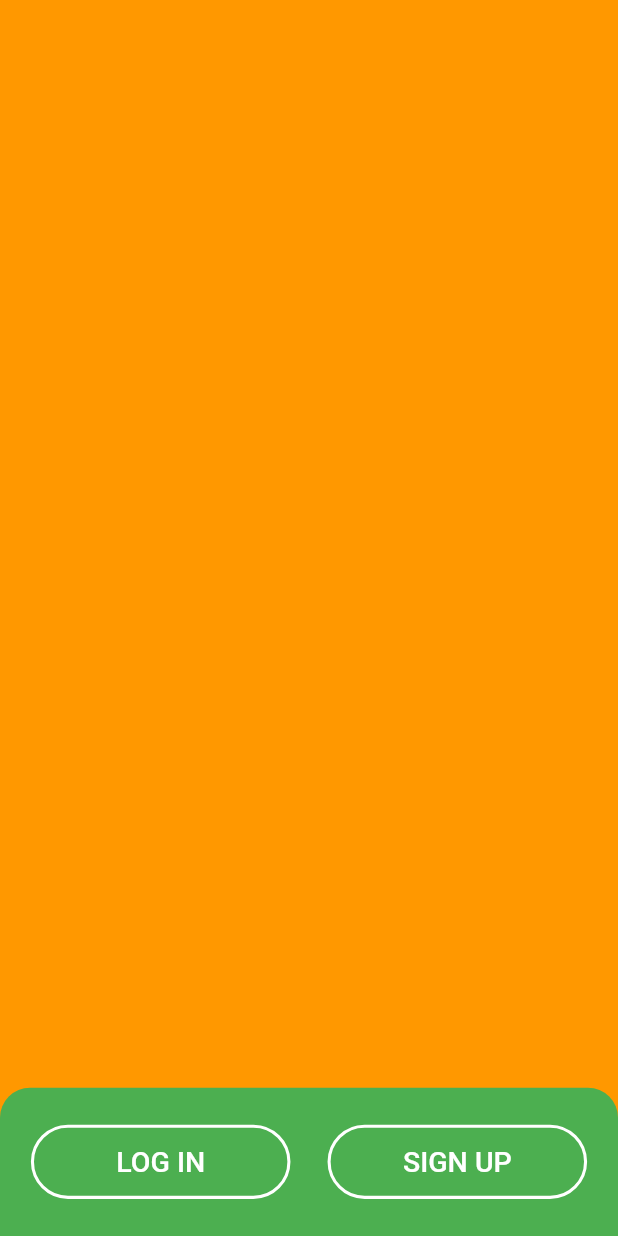
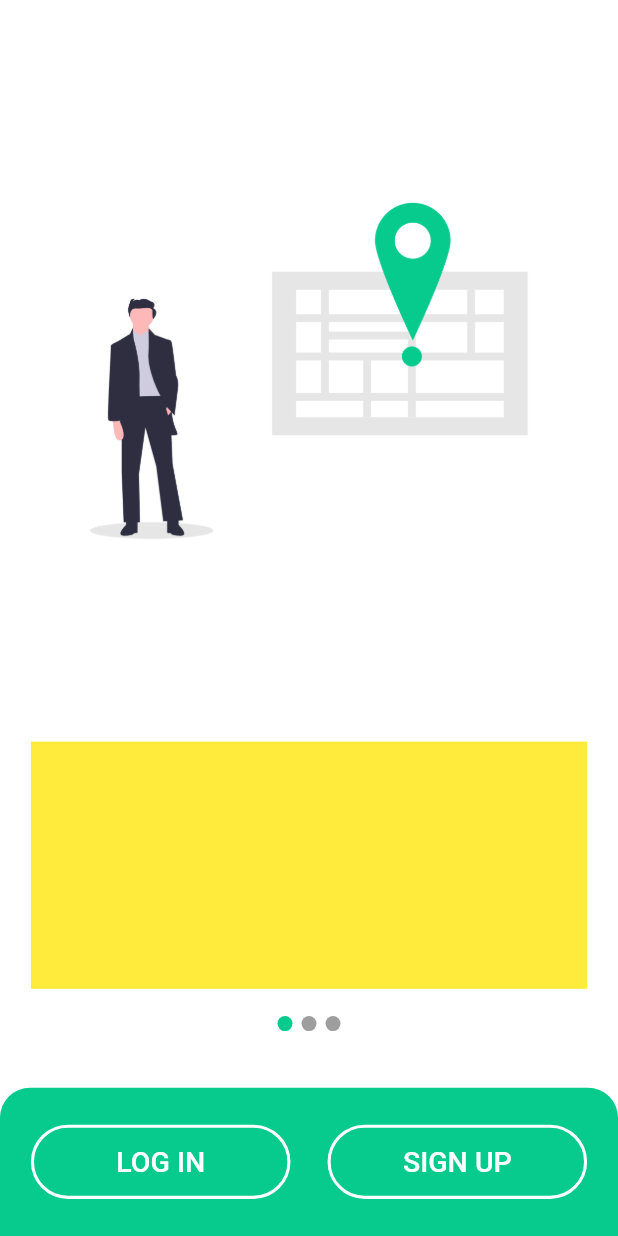
Before and after one commit to vitaprojects/Mobile-App, a Flutter app: the screen it shows after launch, on a phone screen of 412 x 824 dp. Run offline on Flutter 3.47's test engine with Material 2 defaults, Android fonts, the phone set to English and light mode, and no system bars; drawn by our look-alikes of auto_size_text; our stand-ins replace flutter_swiper.

Commit message:
Welcome page completed

```diff
--- /dev/null
+++ b/lib/customWidgets/WelcomeScreenButtons.dart
@@ -0,0 +1,109 @@
+import 'package:auto_size_text/auto_size_text.dart';
+import 'package:flutter/material.dart';
+
+import '../globals.dart';
+
+class WelcomeScreensButtons extends StatelessWidget {
+  const WelcomeScreensButtons({Key key}) : super(key: key);
+
+  @override
+  Widget build(BuildContext context) {
+    final double blockHeight = Globals.blockHeight;
+    final double blockWidth = Globals.blockWidth;
+
+    if (Globals.blockHeight != null && Globals.blockWidth != null) {
+      return Container(
+        height: blockHeight * 12,
+        decoration: BoxDecoration(
+          color: Globals.mainColor,
+          borderRadius: BorderRadius.only(
+            topLeft: Radius.circular(
+              20,
+            ),
+            topRight: Radius.circular(
+              20,
+            ),
+          ),
+        ),
+        alignment: Alignment.center,
+        child: Container(
+          height: blockHeight * 6,
+          // color: Colors.blue,
+          margin: EdgeInsets.symmetric(
+            horizontal: blockWidth * 5,
+          ),
+          alignment: Alignment.center,
+          child: Row(
+            children: [
+              Expanded(
+                child: OutlineButton(
+                  highlightedBorderColor: Colors.green,
+                  borderSide:
+                      BorderSide(color: Colors.white, width: blockWidth / 2),
+                  shape: new RoundedRectangleBorder(
+                      borderRadius: new BorderRadius.circular(30.0)),
+                  padding: EdgeInsets.all(
+                    0,
+                  ),
+                  onPressed: () {},
+                  child: Container(
+                    // color: Colors.yellow,
+                    alignment: Alignment.center,
+                    child: Container(
+                      height: blockHeight * 3,
+                      // color: Colors.amberAccent,
+                      alignment: Alignment.center,
+                      child: AutoSizeText(
+                        "Log in".toUpperCase(),
+                        style: TextStyle(
+                          fontSize: 19,
+                          color: Colors.white,
+                        ),
+                        minFontSize: 14,
+                      ),
+                    ),
+                  ),
+                ),
+              ),
+              SizedBox(
+                width: blockWidth * 6,
+              ),
+              Expanded(
+                child: OutlineButton(
+                  highlightedBorderColor: Colors.green,
+                  borderSide:
+                      BorderSide(color: Colors.white, width: blockWidth / 2),
+                  shape: new RoundedRectangleBorder(
+                      borderRadius: new BorderRadius.circular(30.0)),
+                  padding: EdgeInsets.all(
+                    0,
+                  ),
+                  onPressed: () {},
+                  child: Container(
+                    // color: Colors.yellow,
+                    alignment: Alignment.center,
+                    child: Container(
+                      height: blockHeight * 3,
+                      // color: Colors.amberAccent,
+                      alignment: Alignment.center,
+                      child: AutoSizeText(
+                        "sign up".toUpperCase(),
+                        style: TextStyle(
+                          fontSize: 19,
+                          color: Colors.white,
+                        ),
+                        minFontSize: 14,
+                      ),
+                    ),
+                  ),
+                ),
+              ),
+            ],
+          ),
+        ),
+      );
+    } else {
+      return Container();
+    }
+  }
+}
--- /dev/null
+++ b/lib/customWidgets/WelocmeScreenImage.dart
@@ -0,0 +1,45 @@
+import 'package:flutter/material.dart';
+import 'package:newpostman1/globals.dart';
+
+class WelcomeScreenImage extends StatelessWidget {
+  const WelcomeScreenImage({
+    this.bodyText,
+    this.imageAssetName,
+  });
+  final String bodyText;
+  final String imageAssetName;
+
+  @override
+  Widget build(BuildContext context) {
+    final double blockHeight = Globals.blockHeight;
+    final double blockWidth = Globals.blockWidth;
+
+    return Container(
+      margin: EdgeInsets.only(
+        left: blockWidth * 5,
+        right: blockWidth * 5,
+        bottom: blockHeight * 5,
+      ),
+      height: blockHeight * 80,
+      // color: Colors.green,
+      child: Column(
+        children: [
+          Expanded(
+            child: Container(
+              // color: Colors.red,
+              alignment: Alignment.center,
+              child: Image.asset(
+                imageAssetName,
+                fit: BoxFit.contain,
+              ),
+            ),
+          ),
+          Container(
+            height: blockHeight * 20,
+            color: Colors.yellow,
+          )
+        ],
+      ),
+    );
+  }
+}
--- a/lib/globals.dart
+++ b/lib/globals.dart
@@ -1,8 +1,11 @@
 // library my_orj.globals;
+
+import 'package:flutter/material.dart';
 
 class Globals {
   static double blockHeight;
   static double blockWidth;
+  static Color mainColor = Color(0xff07cb8c);
 
   static addBlockHeightAndWidth(double height, double width) {
     blockHeight = height;
--- a/lib/main.dart
+++ b/lib/main.dart
@@ -1,6 +1,5 @@
 import 'package:flutter/material.dart';
 import 'package:newpostman1/ui/RootWidget.dart';
-import 'package:newpostman1/ui/WelcomeScreen.dart';
 
 void main() {
   runApp(MyApp());
--- a/lib/ui/WelcomeScreen.dart
+++ b/lib/ui/WelcomeScreen.dart
@@ -1,9 +1,27 @@
 import 'package:auto_size_text/auto_size_text.dart';
 import 'package:flutter/material.dart';
+import 'package:flutter_swiper/flutter_swiper.dart';
+import 'package:newpostman1/customWidgets/WelcomeScreenButtons.dart';
+import 'package:newpostman1/customWidgets/WelocmeScreenImage.dart';
 import 'package:newpostman1/globals.dart';
 
 class WelcomeScreen extends StatelessWidget {
-  const WelcomeScreen({Key key}) : super(key: key);
+  WelcomeScreen({Key key}) : super(key: key);
+
+  List<Widget> welcomeScreenImages = [
+    WelcomeScreenImage(
+      bodyText: "hello",
+      imageAssetName: "assets/images/img1.png",
+    ),
+    WelcomeScreenImage(
+      bodyText: "hi",
+      imageAssetName: "assets/images/img2.png",
+    ),
+    WelcomeScreenImage(
+      bodyText: "hui",
+      imageAssetName: "assets/images/img3.png",
+    ),
+  ];
 
   @override
   Widget build(BuildContext context) {
@@ -14,105 +32,40 @@ class WelcomeScreen extends StatelessWidget {
     if (Globals.blockHeight != null && Globals.blockWidth != null) {
       return SafeArea(
           child: Scaffold(
+        backgroundColor: Colors.white,
         body: Stack(
           children: [
             Container(
               height: blockHeight * 100,
               width: blockWidth * 100,
-              color: Colors.orange,
+              // color: Colors.grey,
+              alignment: Alignment.topCenter,
+              child: Container(
+                height: blockHeight * 85,
+                // color: Colors.yellow,
+                width: blockWidth * 100,
+                alignment: Alignment.center,
+                margin: EdgeInsets.only(
+                  bottom: blockHeight * 10,
+                ),
+                child: Swiper(
+                  itemBuilder: (BuildContext context, int index) {
+                    return welcomeScreenImages[index];
+                  },
+                  itemCount: 3,
+                  pagination: SwiperPagination(
+                      alignment: Alignment.bottomCenter,
+                      builder: DotSwiperPaginationBuilder(
+                        color: Colors.grey,
+                        activeColor: Globals.mainColor,
+                      )),
+                  // control: new SwiperControl(),
+                ),
+              ),
             ),
             Align(
               alignment: Alignment.bottomCenter,
-              child: Container(
-                height: blockHeight * 12,
-                decoration: BoxDecoration(
-                  color: Colors.green,
-                  borderRadius: BorderRadius.only(
-                    topLeft: Radius.circular(
-                      20,
-                    ),
-                    topRight: Radius.circular(
-                      20,
-                    ),
-                  ),
-                ),
-                alignment: Alignment.center,
-                child: Container(
-                  height: blockHeight * 6,
-                  // color: Colors.blue,
-                  margin: EdgeInsets.symmetric(
-                    horizontal: blockWidth * 5,
-                  ),
-                  alignment: Alignment.center,
-                  child: Row(
-                    children: [
-                      Expanded(
-                        child: OutlineButton(
-                          highlightedBorderColor: Colors.green,
-                          borderSide: BorderSide(
-                              color: Colors.white, width: blockWidth / 2),
-                          shape: new RoundedRectangleBorder(
-                              borderRadius: new BorderRadius.circular(30.0)),
-                          padding: EdgeInsets.all(
-                            0,
-                          ),
-                          onPressed: () {},
-                          child: Container(
-                            // color: Colors.yellow,
-                            alignment: Alignment.center,
-                            child: Container(
-                              height: blockHeight * 3,
-                              // color: Colors.amberAccent,
-                              alignment: Alignment.center,
-                              child: AutoSizeText(
-                                "Log in".toUpperCase(),
-                                style: TextStyle(
-                                  fontSize: 19,
-                                  color: Colors.white,
-                                ),
-                                minFontSize: 14,
-                              ),
-                            ),
-                          ),
-                        ),
-                      ),
-                      SizedBox(
-                        width: blockWidth * 6,
-                      ),
-                      Expanded(
-                        child: OutlineButton(
-                          highlightedBorderColor: Colors.green,
-                          borderSide: BorderSide(
-                              color: Colors.white, width: blockWidth / 2),
-                          shape: new RoundedRectangleBorder(
-                              borderRadius: new BorderRadius.circular(30.0)),
-                          padding: EdgeInsets.all(
-                            0,
-                          ),
-                          onPressed: () {},
-                          child: Container(
-                            // color: Colors.yellow,
-                            alignment: Alignment.center,
-                            child: Container(
-                              height: blockHeight * 3,
-                              // color: Colors.amberAccent,
-                              alignment: Alignment.center,
-                              child: AutoSizeText(
-                                "sign up".toUpperCase(),
-                                style: TextStyle(
-                                  fontSize: 19,
-                                  color: Colors.white,
-                                ),
-                                minFontSize: 14,
-                              ),
-                            ),
-                          ),
-                        ),
-                      ),
-                    ],
-                  ),
-                ),
-              ),
+              child: WelcomeScreensButtons(),
             )
           ],
         ),
--- a/pubspec.yaml
+++ b/pubspec.yaml
@@ -28,6 +28,7 @@ dependencies:
   # Use with the CupertinoIcons class for iOS style icons.
   cupertino_icons: ^0.1.3
   auto_size_text: ^2.1.0
+  flutter_swiper: ^1.1.6
 
 dev_dependencies:
   flutter_test:
@@ -43,8 +44,8 @@ flutter:
   # the material Icons class.
   uses-material-design: true
   # To add assets to your application, add an assets section, like this:
-  # assets:
-  #   - images/a_dot_burr.jpeg
+  assets:
+  - assets/images/
   #   - images/a_dot_ham.jpeg
   # An image asset can refer to one or more resolution-specific "variants", see
   # https://flutter.dev/assets-and-images/#resolution-aware.
```
Also changed, not shown: assets/images/img1.png (added), assets/images/img2.png (added), assets/images/img3.png (added), pubspec.lock.
